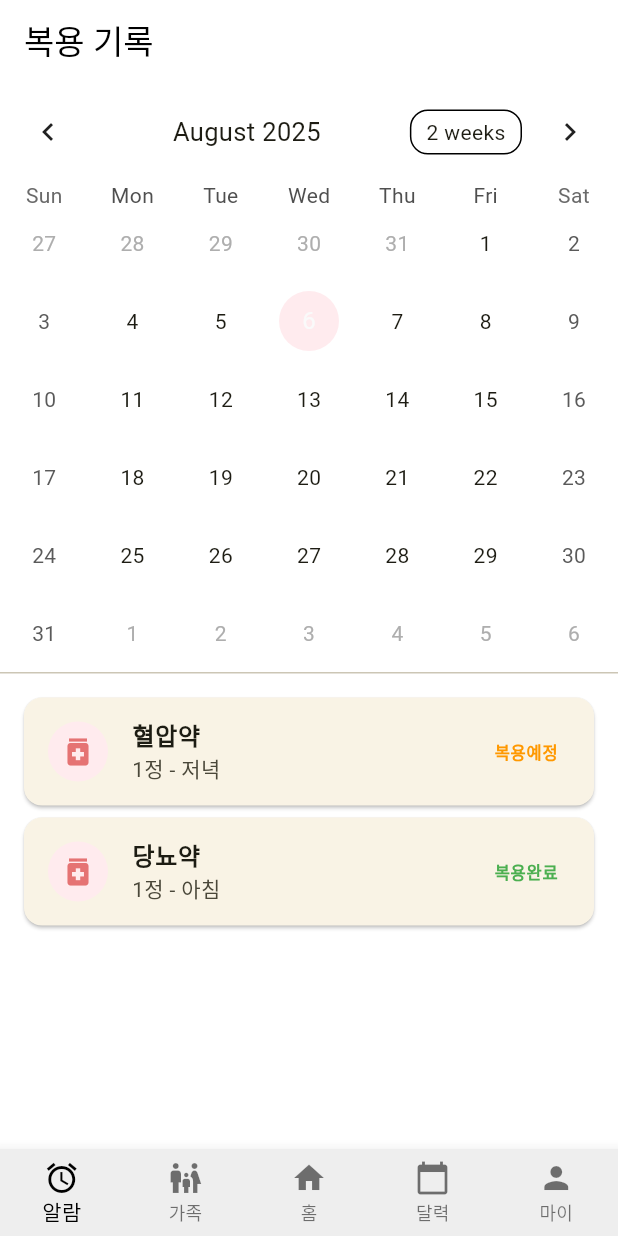
After one commit to sun007021/after30_app, a Flutter app: the CalendarPage screen opened directly, on a phone screen of 412 x 824 dp. The commit adds this screen. Run offline on Flutter 3.47's test engine with Material 3 defaults, Android fonts, the phone set to English and light mode, and no system bars; drawn by our look-alikes of table_calendar; missing offline and left inert: kakao_flutter_sdk_user.

Commit message:
feat: 복약캘린더 기능 구현

```diff
--- a/lib/main.dart
+++ b/lib/main.dart
@@ -1,7 +1,9 @@
 import 'package:flutter/material.dart';
 import 'package:kakao_flutter_sdk_user/kakao_flutter_sdk_user.dart';
+import 'package:provider/provider.dart';
 import 'package:after30/screens/login/login.dart';
 import 'package:after30/screens/main/home.dart';
+import 'package:after30/services/medication_service.dart';
 
 Future<void> main() async {
   WidgetsFlutterBinding.ensureInitialized();
@@ -35,7 +37,9 @@ class MyApp extends StatelessWidget {
 
   @override
   Widget build(BuildContext context) {
-    return MaterialApp(
+    return MultiProvider(
+      providers: [ChangeNotifierProvider(create: (_) => MedicationProvider())],
+      child: MaterialApp(
         title: '식후 30분',
         theme: ThemeData(
           colorScheme: ColorScheme.fromSeed(seedColor: const Color(0xFFFEE500)),
@@ -46,6 +50,7 @@ class MyApp extends StatelessWidget {
           '/login': (context) => const LoginPage(),
           '/home': (context) => const HomePage(),
         },
+      ),
     );
   }
 }
--- /dev/null
+++ b/lib/models/medication.dart
@@ -0,0 +1,39 @@
+class Medication {
+  final String id;
+  final String name;
+  final String dosage;
+  final String time;
+  final DateTime date;
+  final String status;
+
+  Medication({
+    required this.id,
+    required this.name,
+    required this.dosage,
+    required this.time,
+    required this.date,
+    required this.status,
+  });
+
+  factory Medication.fromJson(Map<String, dynamic> json) {
+    return Medication(
+      id: json['id'],
+      name: json['name'],
+      dosage: json['dosage'],
+      time: json['time'],
+      date: DateTime.parse(json['date']),
+      status: json['status'],
+    );
+  }
+
+  Map<String, dynamic> toJson() {
+    return {
+      'id': id,
+      'name': name,
+      'dosage': dosage,
+      'time': time,
+      'date': date.toIso8601String(),
+      'status': status,
+    };
+  }
+}
--- /dev/null
+++ b/lib/screens/calendar/calendar_page.dart
@@ -0,0 +1,164 @@
+import 'package:flutter/material.dart';
+import 'package:provider/provider.dart';
+import 'package:table_calendar/table_calendar.dart';
+import 'package:after30/models/medication.dart';
+import 'package:after30/services/medication_service.dart';
+import 'package:after30/widgets/alarm_list/alarm_bottom_navigation.dart';
+
+class CalendarPage extends StatefulWidget {
+  const CalendarPage({super.key});
+
+  @override
+  State<CalendarPage> createState() => _CalendarPageState();
+}
+
+class _CalendarPageState extends State<CalendarPage> {
+  late DateTime _focusedDay;
+  late DateTime _selectedDay;
+  late CalendarFormat _calendarFormat;
+
+  @override
+  void initState() {
+    super.initState();
+    _focusedDay = DateTime.now();
+    _selectedDay = DateTime.now();
+    _calendarFormat = CalendarFormat.month;
+
+    // 초기 데이터 로드
+    WidgetsBinding.instance.addPostFrameCallback((_) {
+      context.read<MedicationProvider>().fetchMedications(
+        _focusedDay.subtract(const Duration(days: 30)),
+        _focusedDay.add(const Duration(days: 30)),
+      );
+    });
+  }
+
+  @override
+  Widget build(BuildContext context) {
+    return Scaffold(
+      backgroundColor: Colors.white,
+      appBar: AppBar(
+        title: const Text('복용 기록'),
+        backgroundColor: Colors.white,
+        foregroundColor: Colors.black,
+        elevation: 0,
+      ),
+      body: Column(
+        children: [
+          // 달력 위젯
+          TableCalendar<Medication>(
+            firstDay: DateTime.utc(2020, 1, 1),
+            lastDay: DateTime.utc(2030, 12, 31),
+            focusedDay: _focusedDay,
+            calendarFormat: _calendarFormat,
+            selectedDayPredicate: (day) {
+              return isSameDay(_selectedDay, day);
+            },
+            onDaySelected: (selectedDay, focusedDay) {
+              setState(() {
+                _selectedDay = selectedDay;
+                _focusedDay = focusedDay;
+              });
+
+              // 선택된 날짜의 데이터 로드
+              context.read<MedicationProvider>().fetchMedications(
+                selectedDay.subtract(const Duration(days: 7)),
+                selectedDay.add(const Duration(days: 7)),
+              );
+            },
+            onFormatChanged: (format) {
+              setState(() {
+                _calendarFormat = format;
+              });
+            },
+            onPageChanged: (focusedDay) {
+              setState(() {
+                _focusedDay = focusedDay;
+              });
+
+              // 페이지 변경 시 해당 범위의 데이터 로드
+              context.read<MedicationProvider>().fetchMedications(
+                focusedDay.subtract(const Duration(days: 30)),
+                focusedDay.add(const Duration(days: 30)),
+              );
+            },
+            calendarStyle: const CalendarStyle(
+              selectedDecoration: BoxDecoration(
+                color: Color(0xFFFFEBEE),
+                shape: BoxShape.circle,
+              ),
+              todayDecoration: BoxDecoration(
+                color: Color(0xFFFEE500),
+                shape: BoxShape.circle,
+              ),
+            ),
+            headerStyle: const HeaderStyle(
+              formatButtonVisible: true,
+              titleCentered: true,
+            ),
+          ),
+
+          const Divider(height: 1),
+
+          // 선택된 날짜의 복용 기록 리스트
+          Expanded(
+            child: Consumer<MedicationProvider>(
+              builder: (context, provider, child) {
+                if (provider.isLoading) {
+                  return const Center(child: CircularProgressIndicator());
+                }
+
+                final medications = provider.getMedicationsForDate(
+                  _selectedDay,
+                );
+
+                if (medications.isEmpty) {
+                  return const Center(
+                    child: Text(
+                      '복용 기록이 없습니다.',
+                      style: TextStyle(fontSize: 16, color: Colors.grey),
+                    ),
+                  );
+                }
+
+                return ListView.builder(
+                  padding: const EdgeInsets.all(16),
+                  itemCount: medications.length,
+                  itemBuilder: (context, index) {
+                    final medication = medications[index];
+                    return Card(
+                      margin: const EdgeInsets.only(bottom: 8),
+                      child: ListTile(
+                        leading: CircleAvatar(
+                          backgroundColor: const Color(0xFFFFEBEE),
+                          child: Icon(Icons.medication, color: Colors.red[300]),
+                        ),
+                        title: Text(
+                          medication.name,
+                          style: const TextStyle(fontWeight: FontWeight.bold),
+                        ),
+                        subtitle: Text(
+                          '${medication.dosage} - ${medication.time}',
+                        ),
+                        trailing: Text(
+                          medication.status,
+                          style: TextStyle(
+                            color: medication.status == '복용완료'
+                                ? Colors.green
+                                : Colors.orange,
+                            fontWeight: FontWeight.bold,
+                          ),
+                        ),
+                      ),
+                    );
+                  },
+                );
+              },
+            ),
+          ),
+        ],
+      ),
+      bottomNavigationBar: const AlarmBottomNavigation(),
+    );
+  }
+}
--- /dev/null
+++ b/lib/services/medication_service.dart
@@ -0,0 +1,113 @@
+import 'package:flutter/material.dart';
+import 'package:after30/models/medication.dart';
+
+class MedicationService {
+  // 로컬 더미 데이터
+  static List<Medication> localDummyData() {
+    final now = DateTime.now();
+    return [
+      Medication(
+        id: '1',
+        name: '혈압약',
+        dosage: '1정',
+        time: '아침',
+        date: now.subtract(const Duration(days: 2)),
+        status: '복용완료',
+      ),
+      Medication(
+        id: '2',
+        name: '당뇨약',
+        dosage: '1정',
+        time: '점심',
+        date: now.subtract(const Duration(days: 1)),
+        status: '복용완료',
+      ),
+      Medication(
+        id: '3',
+        name: '혈압약',
+        dosage: '1정',
+        time: '저녁',
+        date: now,
+        status: '복용예정',
+      ),
+      Medication(
+        id: '4',
+        name: '당뇨약',
+        dosage: '1정',
+        time: '아침',
+        date: now,
+        status: '복용완료',
+      ),
+    ];
+  }
+
+  // 추상화된 fetch 함수 - 현재는 로컬 데이터, 나중에 API로 교체 가능
+  static Future<List<Medication>> fetchMedications(
+    DateTime start,
+    DateTime end,
+  ) async {
+    // 현재는 로컬 더미 데이터 반환
+    await Future.delayed(const Duration(milliseconds: 500)); // 로딩 시뮬레이션
+
+    // 나중에 API 호출로 교체 가능:
+    // return await apiService.getMedications(start, end);
+
+    return localDummyData().where((medication) {
+      return medication.date.isAfter(start.subtract(const Duration(days: 1))) &&
+          medication.date.isBefore(end.add(const Duration(days: 1)));
+    }).toList();
+  }
+}
+
+class MedicationProvider extends ChangeNotifier {
+  List<Medication> _medications = [];
+  bool _isLoading = false;
+  String? _error;
+
+  List<Medication> get medications => _medications;
+  bool get isLoading => _isLoading;
+  String? get error => _error;
+
+  // 특정 날짜의 복용 기록 조회
+  List<Medication> getMedicationsForDate(DateTime date) {
+    return _medications.where((medication) {
+      return medication.date.year == date.year &&
+          medication.date.month == date.month &&
+          medication.date.day == date.day;
+    }).toList();
+  }
+
+  // 복용 기록 가져오기
+  Future<void> fetchMedications(DateTime start, DateTime end) async {
+    _isLoading = true;
+    _error = null;
+    notifyListeners();
+
+    try {
+      final medications = await MedicationService.fetchMedications(start, end);
+      _medications = medications;
+    } catch (e) {
+      _error = e.toString();
+    } finally {
+      _isLoading = false;
+      notifyListeners();
+    }
+  }
+
+  // 복용 상태 업데이트
+  void updateMedicationStatus(String id, String status) {
+    final index = _medications.indexWhere((med) => med.id == id);
+    if (index != -1) {
+      final medication = _medications[index];
+      _medications[index] = Medication(
+        id: medication.id,
+        name: medication.name,
+        dosage: medication.dosage,
+        time: medication.time,
+        date: medication.date,
+        status: status,
+      );
+      notifyListeners();
+    }
+  }
+}
--- a/lib/widgets/alarm_list/alarm_bottom_navigation.dart
+++ b/lib/widgets/alarm_list/alarm_bottom_navigation.dart
@@ -2,6 +2,7 @@
 import 'package:flutter/material.dart';
 import 'package:after30/screens/main/home.dart';
 import 'package:after30/screens/alarm/alarm_list.dart';
+import 'package:after30/screens/calendar/calendar_page.dart';
 
 class AlarmBottomNavigation extends StatelessWidget {
   const AlarmBottomNavigation({super.key});
@@ -23,6 +24,10 @@ class AlarmBottomNavigation extends StatelessWidget {
           Navigator.of(context).pushReplacement(
             MaterialPageRoute(builder: (context) => const AlarmPage()),
           );
+        } else if (index == 3) {
+          Navigator.of(context).pushReplacement(
+            MaterialPageRoute(builder: (context) => const CalendarPage()),
+          );
         }
       },
       items: const [
--- a/pubspec.yaml
+++ b/pubspec.yaml
@@ -31,6 +31,8 @@ dependencies:
   flutter:
     sdk: flutter
   kakao_flutter_sdk_user: ^1.9.5 # 카카오 로그인 API 패키지
+  table_calendar: ^3.0.9 # 달력 위젯 패키지
+  provider: ^6.1.5 # 상태 관리 패키지
   # The following adds the Cupertino Icons font to your application.
   # Use with the CupertinoIcons class for iOS style icons.
   cupertino_icons: ^1.0.8
```
Also changed, not shown: pubspec.lock. Lines whose indentation alone changed are shown as unchanged.
